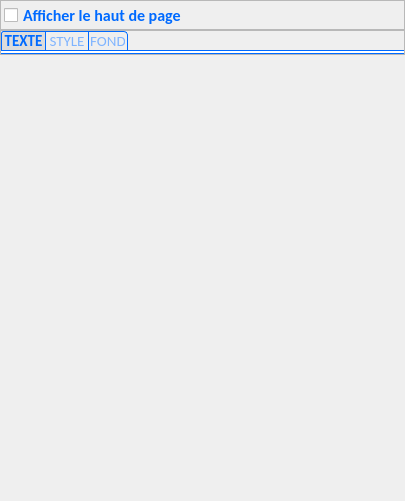
Qt form PhotosConsigne/ui/Header.ui (FlorianLance/PhotosConsigne) before a commit.
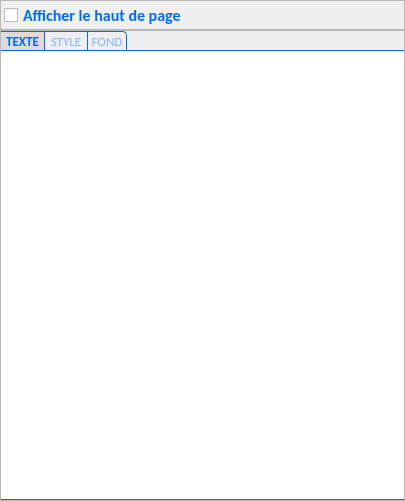
The same form after that commit.

Diff of the .ui file:
```diff
--- a/PhotosConsigne/ui/Header.ui
+++ b/PhotosConsigne/ui/Header.ui
@@ -150,11 +150,14 @@
         </property>
         <property name="styleSheet">
          <string notr="true">
+/* ################################  TAB BAR*/
 
 QTabWidget::tab-bar {
-    alignment: center;
+    alignment: left;
 }
 
+/* ################################  PANE */
+
 QTabWidget::pane { 
 
 	/* border */
@@ -163,6 +166,7 @@
 	border-right: 0px solid rgb(0,106,255);
 	border-bottom: 1px solid rgb(0,106,255);
 
+
 	/* border radius */
 	border-top-right-radius: 0px;
 	border-top-left-radius: 0px;
@@ -173,6 +177,10 @@
 	background-color:rgb(255, 255, 255)
 }
 
+/* ################################  TAB*/
+
+/* ################ BASE */
+
 QTabBar::tab {
 
 	/* border */
@@ -183,11 +191,6 @@
 	/* border radius */
     border-radius: 0px;
 
-	/* color */
-	background-color: qlineargradient(x1: 0, y1: 0, x2: 0, y2: 1,
-                                       stop: 0 #f6f7fa, stop: 1 #dadbde);
-	color : rgb(0,106,255);
-
 	/* size */
 	height:4ex;
 	min-width:20ex;
@@ -206,7 +209,7 @@
 	color : rgb(127,180,255);
 
 	/* font */
-  	font:  11pt Calibri;
+  	font:  10pt Calibri;
 }
 
 
@@ -217,7 +220,7 @@
     background-color:  rgb(220,220,220);
 
 	/* font */
-	 font: bold 11pt Calibri;
+	 font: bold 10pt Calibri;
 }
 
 
@@ -235,16 +238,15 @@
 }
 
 
-/* ################ ORDER */
-
+/* ################ FIRST / LAST */
 
 QTabBar::tab:first{
 
 	/* border */
-	border-left: 1px solid rgb(0,106,255);
+	border-left: 0px solid rgb(0,106,255);
 
 	/* border radius */
-	border-top-left-radius: 3px;
+	border-top-left-radius: 0px;
 	border-bottom-left-radius: 0px;
 
 }
@@ -339,19 +341,6 @@
      </layout>
     </widget>
    </item>
-   <item>
-    <spacer name="verticalSpacer">
-     <property name="orientation">
-      <enum>Qt::Vertical</enum>
-     </property>
-     <property name="sizeHint" stdset="0">
-      <size>
-       <width>20</width>
-       <height>40</height>
-      </size>
-     </property>
-    </spacer>
-   </item>
   </layout>
  </widget>
  <resources/>
```
Left out of the diff: 4 changed lines with no effect on the pictures.
